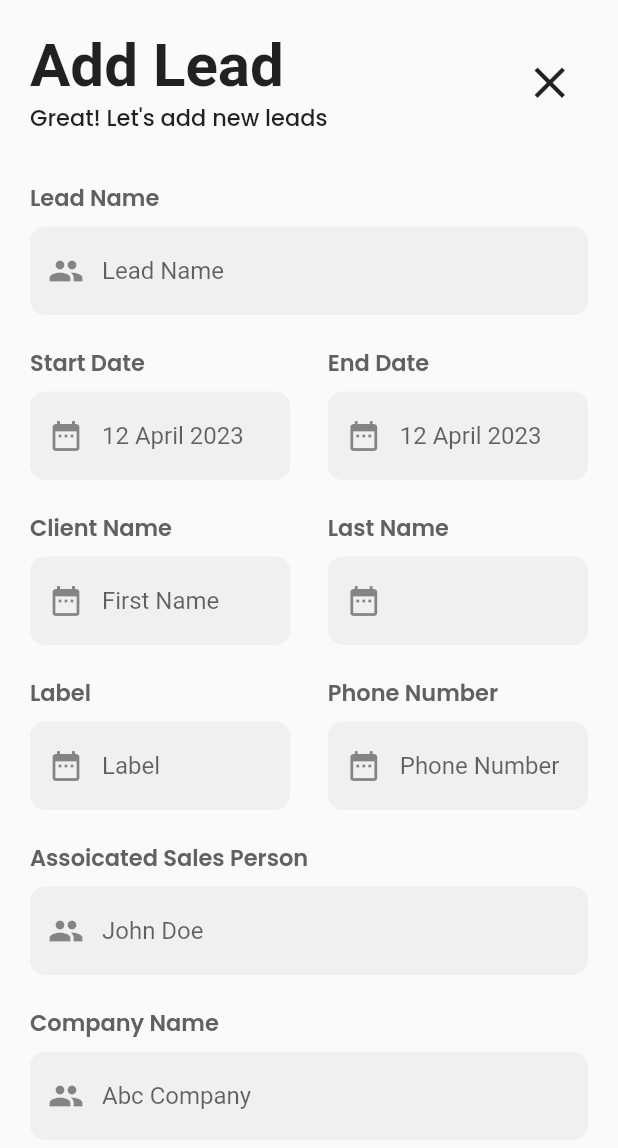
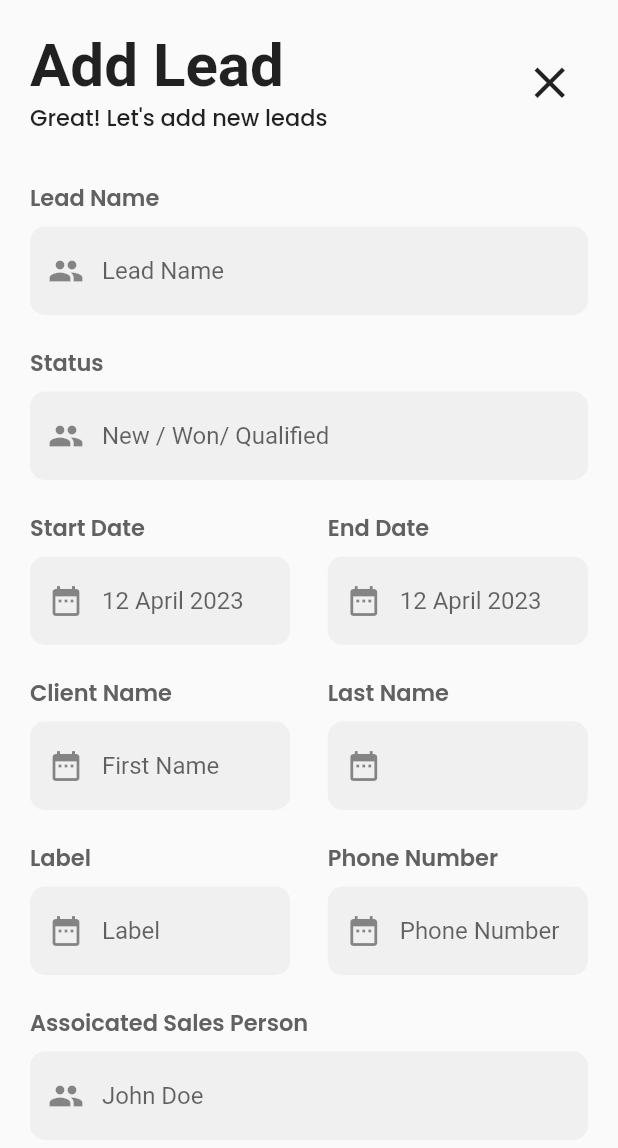
Before and after one commit to VatsalKotha/CRM, a Flutter app: the LeadPage screen opened directly, after a tap on the "add" icon, on a phone screen of 412 x 824 dp. Shown: the top 1148 px of the screen. Run offline on Flutter 3.47's test engine with Material 2 defaults, Android fonts, the phone set to English and light mode, and no system bars; our stand-ins replace awesome_snackbar_content, cloud_firestore, firebase_auth, firebase_core, flutter_otp_text_field, get and 2 more; missing offline and left inert: email_otp; accounts and stored records are empty.

Commit message:
improvement in fetching leads

```diff
--- a/lib/screens/auth/database/AddLead.dart
+++ b/lib/screens/auth/database/AddLead.dart
@@ -12,6 +12,8 @@ final TextEditingController name = TextEditingController();
 final TextEditingController startDate = TextEditingController();
 final TextEditingController phoneNo = TextEditingController();
 final TextEditingController salesPerson = TextEditingController();
+final TextEditingController priority = TextEditingController();
+final TextEditingController status = TextEditingController();
 
 class AddLead {
   dataToSave() {
@@ -25,6 +27,8 @@ class AddLead {
       "Phone Number": phoneNo.text,
       "Sales Person": salesPerson.text,
       "Lead Name": name.text,
+      "Priority": priority.text,
+      "Status": status.text,
     };
 
     FirebaseFirestore.instance.collection("Lead").add(dataToSave);
--- a/lib/screens/auth/database/lead_model.dart
+++ b/lib/screens/auth/database/lead_model.dart
@@ -1,6 +1,4 @@
 // ignore_for_file: non_constant_identifier_names
-
-import 'dart:html';
 
 import 'package:cloud_firestore/cloud_firestore.dart';
 
--- a/lib/screens/home/lead/lead_form.dart
+++ b/lib/screens/home/lead/lead_form.dart
@@ -1,12 +1,12 @@
-import 'package:cloud_firestore/cloud_firestore.dart';
 import 'package:crm/constants/text_string.dart';
+import 'package:crm/screens/home/home_page.dart';
 import 'package:crm/utility/widget/button.dart';
 import 'package:crm/utility/widget/form_text_box.dart';
 import 'package:flutter/material.dart';
 import 'package:get/get.dart';
 import 'package:crm/screens/auth/database/AddLead.dart';
 import '../../../utility/widget/form_widget.dart';
-import '../../../utility/widget/radio_button_widget.dart';
+// import '../../../utility/widget/radio_button_widget.dart';
 import 'lead_page.dart';
 
 enum LeadPriority {
@@ -24,7 +24,7 @@ class LeadForm extends StatefulWidget {
 }
 
 class _LeadFormState extends State<LeadForm> {
-  LeadPriority _selectedOption = LeadPriority.high;
+  // LeadPriority _selectedOption = LeadPriority.high;
 
   @override
   Widget build(BuildContext context) {
@@ -44,12 +44,18 @@ class _LeadFormState extends State<LeadForm> {
                   title: "Lead Name",
                   controller: name,
                 ),
+                FormTextBox(
+                  hintText: "New / Won/ Qualified",
+                  prefixIcon: const Icon(Icons.people),
+                  title: "Status",
+                  controller: status,
+                ),
                 Row(
                   children: [
                     Expanded(
                       child: FormTextBox(
                         hintText: "12 April 2023",
-                        prefixIcon: Icon(Icons.date_range),
+                        prefixIcon: const Icon(Icons.date_range),
                         title: "Start Date",
                         controller: startDate,
                       ),
@@ -58,7 +64,7 @@ class _LeadFormState extends State<LeadForm> {
                     Expanded(
                       child: FormTextBox(
                         hintText: "12 April 2023",
-                        prefixIcon: Icon(Icons.date_range),
+                        prefixIcon: const Icon(Icons.date_range),
                         title: "End Date",
                         controller: closing,
                       ),
@@ -70,7 +76,7 @@ class _LeadFormState extends State<LeadForm> {
                     Expanded(
                       child: FormTextBox(
                         hintText: "First Name",
-                        prefixIcon: Icon(Icons.date_range),
+                        prefixIcon: const Icon(Icons.date_range),
                         title: "Client Name",
                         controller: cfname,
                       ),
@@ -79,7 +85,7 @@ class _LeadFormState extends State<LeadForm> {
                     Expanded(
                       child: FormTextBox(
                         hintText: "",
-                        prefixIcon: Icon(Icons.date_range),
+                        prefixIcon: const Icon(Icons.date_range),
                         title: "Last Name",
                         controller: claname,
                       ),
@@ -91,7 +97,7 @@ class _LeadFormState extends State<LeadForm> {
                     Expanded(
                       child: FormTextBox(
                         hintText: "Label",
-                        prefixIcon: Icon(Icons.date_range),
+                        prefixIcon: const Icon(Icons.date_range),
                         title: "Label",
                         controller: label,
                       ),
@@ -100,7 +106,7 @@ class _LeadFormState extends State<LeadForm> {
                     Expanded(
                       child: FormTextBox(
                         hintText: "Phone Number",
-                        prefixIcon: Icon(Icons.date_range),
+                        prefixIcon: const Icon(Icons.date_range),
                         title: "Phone Number",
                         controller: phoneNo,
                       ),
@@ -119,17 +125,23 @@ class _LeadFormState extends State<LeadForm> {
                   title: "Company Name",
                   controller: cname,
                 ),
-                RadioButtonWidget(
-                  options: LeadPriority.values,
-                  groupValue: _selectedOption,
-                  onChanged: (value) {
-                    setState(() {
-                      _selectedOption = (value as LeadPriority?)!;
-                    });
-                  },
-                  textBuilder: (option) => option.toString().split('.')[1],
-                  valueBuilder: (option) => option.toString(),
+                FormTextBox(
+                  hintText: "Priority",
+                  prefixIcon: const Icon(Icons.people),
+                  title: "Priority",
+                  controller: priority,
                 ),
+                // RadioButtonWidget(
+                //   options: LeadPriority.values,
+                //   groupValue: _selectedOption,
+                //   onChanged: (value) {
+                //     setState(() {
+                //       _selectedOption = (value as LeadPriority?)!;
+                //     });
+                //   },
+                //   textBuilder: (option) => option.toString().split('.')[1],
+                //   valueBuilder: (option) => option.toString(),
+                // ),
                 const SizedBox(height: 40),
                 Button(
                   marginHorizontal: 30,
@@ -140,7 +152,8 @@ class _LeadFormState extends State<LeadForm> {
                   onPressed: () {
                     AddLead().dataToSave();
 
-                    Get.to(() => const LeadPage());
+                    Get.to(() => const HomePage());
+                    // Navigator.push(context, const LeadPage() as Route<Object?>);
                   },
                   buttonTextSize: 20,
                 ),
--- a/lib/screens/home/lead/lead_page.dart
+++ b/lib/screens/home/lead/lead_page.dart
@@ -1,7 +1,6 @@
 import 'package:crm/constants/text_string.dart';
 import 'package:crm/controllers/on_press_action.dart';
 import 'package:crm/screens/auth/database/fetch_leads.dart';
-import 'package:crm/screens/auth/database/lead_repo.dart';
 import 'package:crm/utility/widget/appbar.dart';
 import 'package:crm/utility/widget/lead_card_widget.dart';
 import 'package:flutter/material.dart';
@@ -13,9 +12,9 @@ class LeadPage extends StatefulWidget {
   State<LeadPage> createState() => _LeadPageState();
 }
 
+List leadList = [];
+
 class _LeadPageState extends State<LeadPage> {
-  List leadList = [];
-
   @override
   void initState() {
     // TODO: implement initState
@@ -47,10 +46,8 @@ class _LeadPageState extends State<LeadPage> {
                 leadClosingDate: leadList[index]["Closing Date"],
                 leadCompanyName: leadList[index]["Company Name"],
                 leadPersonName: leadList[index]["Client First Name"],
-                leadDescription:
-                    "Meeting setup for the audit community. Meeting setup for the audit community.Meeting setup for the audit community.",
-                leadPriorityInt: 3,
-                leadStatus: "New");
+                leadPriorityInt: leadList[index]["Priority"],
+                leadStatus: leadList[index]["Status"]);
           }),
       floatingActionButton: FloatingActionButton(
         shape: RoundedRectangleBorder(
--- a/lib/utility/widget/lead_card_widget.dart
+++ b/lib/utility/widget/lead_card_widget.dart
@@ -2,18 +2,17 @@ import 'package:flutter/material.dart';
 import '../../constants/image_string.dart';
 
 class LeadCardWidget extends StatelessWidget {
-   LeadCardWidget({
+  LeadCardWidget({
     super.key,
     required this.leadName,
     required this.leadClosingDate,
     required this.leadCompanyName,
     required this.leadPersonName,
-    required this.leadDescription,
     required this.leadPriorityInt,
     required this.leadStatus,
   });
 
-  int leadPriorityInt;
+  String? leadPriorityInt;
   String? leadName;
   String? leadClosingDate;
   String? leadCompanyName;
@@ -25,11 +24,11 @@ class LeadCardWidget extends StatelessWidget {
   Widget build(BuildContext context) {
     Color leadPriorityColor, leadStatusColor;
 
-    if (leadPriorityInt == 3) {
+    if (leadPriorityInt == "3") {
       leadPriorityColor = Colors.redAccent;
-    } else if (leadPriorityInt == 2) {
+    } else if (leadPriorityInt == "2") {
       leadPriorityColor = Colors.orange;
-    } else if (leadPriorityInt == 1) {
+    } else if (leadPriorityInt == "1") {
       leadPriorityColor = Colors.yellow;
     } else {
       leadPriorityColor = Colors.grey;
@@ -104,16 +103,6 @@ class LeadCardWidget extends StatelessWidget {
                     ),
 
                     // Description
-                    const SizedBox(height: 2.0),
-                    Text(
-                      leadDescription!,
-                      textAlign: TextAlign.left,
-                      overflow: TextOverflow.ellipsis,
-                      style: const TextStyle(
-                        fontSize: 14.0,
-                        fontWeight: FontWeight.w400,
-                      ),
-                    ),
                   ],
                 ),
               ),
@@ -128,7 +117,8 @@ class LeadCardWidget extends StatelessWidget {
                 // status of lead
                 Container(
                   alignment: Alignment.centerRight,
-                  padding: const EdgeInsets.only(left: 8.0, right: 8.0, top: 5.0, bottom: 5.0),
+                  padding: const EdgeInsets.only(
+                      left: 8.0, right: 8.0, top: 5.0, bottom: 5.0),
                   decoration: BoxDecoration(
                     borderRadius: BorderRadius.circular(3.0),
                     color: leadStatusColor,
```
